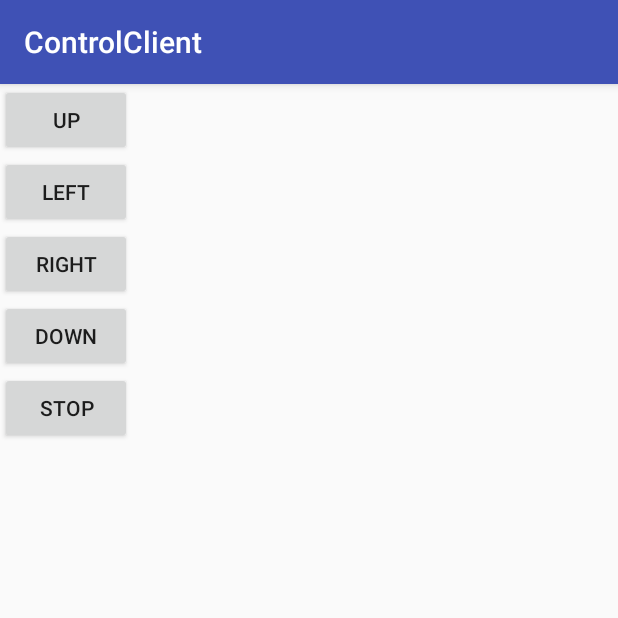
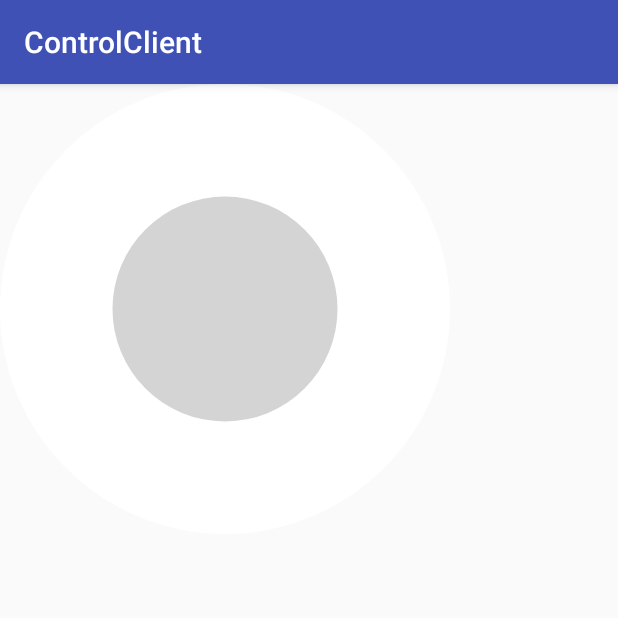
Before and after one commit to devbins/RaspberryPiCar, an Android app: the ControlActivity screen opened directly, with no data from a screen before it, on a phone screen of 412 x 824 dp, the top half of it. Run offline under Robolectric (Android 15) with nearby library versions, the phone set to English and light mode, and no system bars; 1 statement that could not run was skipped.

Commit message:
update layout & controlview touch control

```diff
--- a/ControlClient/app/src/main/java/com/dev/bins/controlclient/ui/ControlActivity.kt
+++ b/ControlClient/app/src/main/java/com/dev/bins/controlclient/ui/ControlActivity.kt
@@ -1,35 +1,53 @@
 package com.dev.bins.controlclient.ui
 
+import android.os.Bundle
 import android.support.v7.app.AppCompatActivity
-import android.os.Bundle
-import android.view.View
 import com.dev.bins.controlclient.App
 import com.dev.bins.controlclient.R
+import com.dev.bins.controlclient.widget.ControlView
 import org.jetbrains.anko.doAsync
-import java.io.BufferedOutputStream
+import org.jetbrains.anko.find
 import java.io.OutputStream
 
-class ControlActivity : AppCompatActivity() {
+class ControlActivity : AppCompatActivity(), ControlView.OnDirectionChangeListener {
+
 
     var os: OutputStream? = null
+    var controlView: ControlView? = null
 
     override fun onCreate(savedInstanceState: Bundle?) {
         super.onCreate(savedInstanceState)
         setContentView(R.layout.activity_control)
+        controlView = find(R.id.controlView)
+        controlView!!.directionChange = this
         doAsync {
             os = App.socket!!.getOutputStream()
         }
     }
 
+    override fun left() {
+        doAsync {
+            os!!.write("3".toByteArray())
+            os!!.flush()
+        }
+    }
 
-    fun up(view:View) {
+    override fun right() {
+        doAsync {
+            os!!.write("4".toByteArray())
+            os!!.flush()
+
+        }
+    }
+
+    override fun up() {
         doAsync {
             os!!.write("1".toByteArray())
             os!!.flush()
         }
     }
 
-    fun down(view: View) {
+    override fun down() {
         doAsync {
             os!!.write("2".toByteArray())
             os!!.flush()
@@ -37,23 +55,7 @@ class ControlActivity : AppCompatActivity() {
         }
     }
 
-    fun left(view: View) {
-        doAsync {
-            os!!.write("3".toByteArray())
-            os!!.flush()
-
-        }
-    }
-
-    fun right(view: View) {
-        doAsync {
-            os!!.write("4".toByteArray())
-            os!!.flush()
-
-        }
-    }
-
-    fun stop(view: View) {
+    override fun pause() {
         doAsync {
             os!!.write("5".toByteArray())
             os!!.flush()
--- a/ControlClient/app/src/main/java/com/dev/bins/controlclient/widget/ControlView.kt
+++ b/ControlClient/app/src/main/java/com/dev/bins/controlclient/widget/ControlView.kt
@@ -105,6 +105,7 @@ class ControlView : View {
             MotionEvent.ACTION_UP -> {
                 cx = width!!.div(2.toFloat())
                 cy = height!!.div(2.toFloat())
+                directionChange!!.pause()
             }
         }
         invalidate()
@@ -144,6 +145,7 @@ class ControlView : View {
         fun right()
         fun up()
         fun down()
+        fun pause()
     }
 
 }
--- a/ControlClient/app/src/main/res/layout/activity_control.xml
+++ b/ControlClient/app/src/main/res/layout/activity_control.xml
@@ -9,50 +9,11 @@
     tools:layout_editor_absoluteX="0dp"
     tools:layout_editor_absoluteY="81dp">
 
-    <Button
-        android:id="@+id/button"
-        android:layout_width="wrap_content"
-        android:layout_height="wrap_content"
-        android:onClick="up"
-        android:text="up"
-        tools:layout_editor_absoluteX="113dp"
-        tools:layout_editor_absoluteY="78dp" />
 
-    <Button
-        android:id="@+id/button4"
-        android:layout_width="wrap_content"
-        android:layout_height="wrap_content"
-        android:onClick="left"
-        android:text="left"
-        tools:layout_editor_absoluteX="16dp"
-        tools:layout_editor_absoluteY="153dp" />
-
-    <Button
-        android:id="@+id/button2"
-        android:layout_width="wrap_content"
-        android:layout_height="wrap_content"
-        android:onClick="right"
-        android:text="right"
-        app:layout_constraintTop_toTopOf="@+id/button4"
-        tools:layout_editor_absoluteX="216dp" />
-
-    <Button
-        android:id="@+id/button3"
-        android:layout_width="wrap_content"
-        android:layout_height="wrap_content"
-        android:onClick="down"
-        android:text="down"
-        app:layout_constraintLeft_toLeftOf="@+id/button"
-        tools:layout_editor_absoluteY="211dp" />
-
-    <Button
-        android:id="@+id/button5"
-        android:layout_width="wrap_content"
-        android:layout_height="wrap_content"
-        android:onClick="stop"
-        android:text="stop"
-        app:layout_constraintLeft_toLeftOf="@+id/button"
-        tools:layout_editor_absoluteY="211dp" />
+    <com.dev.bins.controlclient.widget.ControlView
+        android:id="@+id/controlView"
+        android:layout_width="300dp"
+        android:layout_height="300dp" />
 
 
 </LinearLayout>
```
